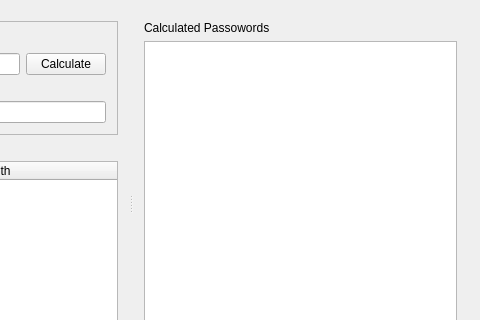
Above: forms/routerkeygen.ui from routerkeygen/routerkeygenPC before the change; both pictures show x 363 to 843 and y 0 to 320 of the 843 by 427 pixel window. Below: the same form after it.
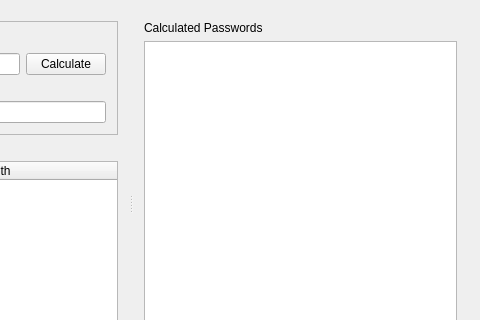
That is the form after the change. Icons and pictures are not drawn.

```diff
--- a/forms/routerkeygen.ui
+++ b/forms/routerkeygen.ui
@@ -164,7 +164,7 @@
       <item>
        <widget class="QLabel" name="passwordsLabel">
         <property name="text">
-         <string>Calculated Passowords</string>
+         <string>Calculated Passwords</string>
         </property>
        </widget>
       </item>
```
